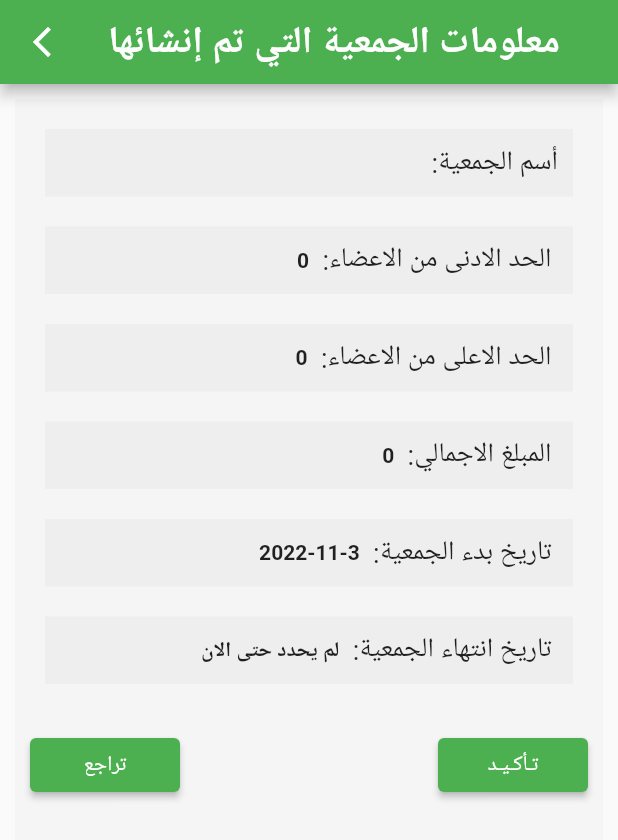
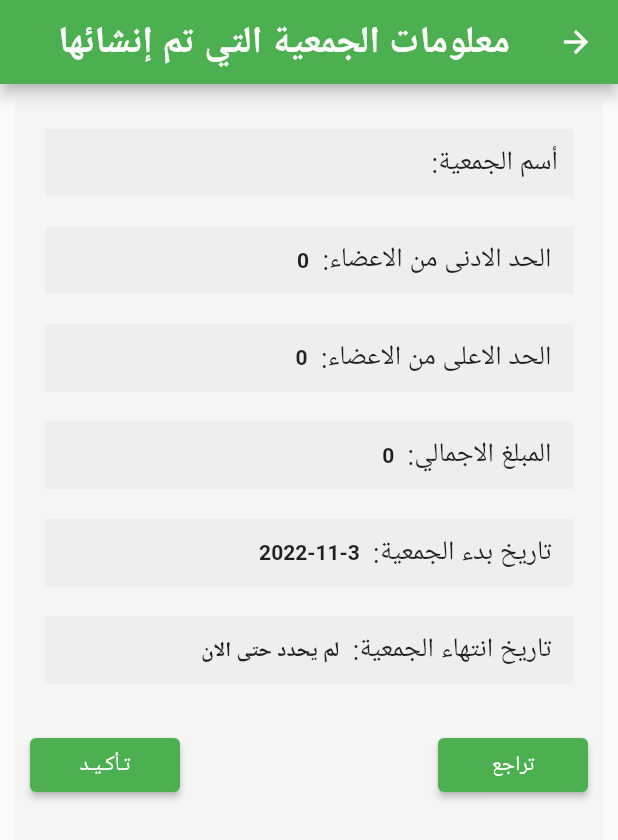
Before and after one commit to Hams-FA/Jamia, a Flutter app: the UserDetails screen opened directly with empty values, on a phone screen of 412 x 824 dp. Shown: the top 840 px of the screen. Run offline on Flutter 3.47's test engine with Material 2 defaults, Android fonts, the phone set to English and light mode, and no system bars; our stand-ins replace awesome_notifications, cloud_firestore, date_time_picker, firebase_auth, firebase_core, firebase_messaging and 7 more; missing offline and left inert: cron, flutter_stripe; accounts and stored records are empty.

Commit message:
تفاصيل الجمعية المنشأة design improved
+ chagne timinf to notificatin budget

```diff
--- a/sprint/lib/main.dart
+++ b/sprint/lib/main.dart
@@ -63,7 +63,7 @@ Future<void> main() async {
   final cron = Cron();
   //*/10 * * * * every 10 mins
   //in mounth 1 5 9 day 27 at 8:30
-  cron.schedule(Schedule.parse('30 8 27 1,5,9 * '), () async {
+  cron.schedule(Schedule.parse('30 8 1 * *'), () async {
     print('notification');
 
     await AwesomeNotifications().createNotification(
@@ -77,7 +77,7 @@ Future<void> main() async {
 //*/5 * * * * *
 //*/10 * * * * every 10 mins
 //30 8 2 * *
-  cron.schedule(Schedule.parse('30 8 2 * *'), () async {
+  cron.schedule(Schedule.parse('*/10 * * * * '), () async {
     print('notification budget');
 
     await AwesomeNotifications().createNotification(
--- a/sprint/lib/screens/user_details.dart
+++ b/sprint/lib/screens/user_details.dart
@@ -54,6 +54,8 @@ class _UserDetailsState extends State<UserDetails> {
   @override
   Widget build(BuildContext context) {
     return SafeArea(
+        child: Directionality(
+      textDirection: ui.TextDirection.rtl,
       child: Scaffold(
         appBar: AppBar(
             title: //Text('معلومات الجمعية التي تم إنشائها')
@@ -70,7 +72,7 @@ class _UserDetailsState extends State<UserDetails> {
                 onTap: () {
                   Navigator.pop(context);
                 },
-              child: Icon(Icons.arrow_back_ios_new))),
+                child: Icon(Icons.arrow_back))),
         body: Container(
           padding: EdgeInsets.all(10),
           margin: EdgeInsets.all(10),
@@ -282,6 +284,7 @@ class _UserDetailsState extends State<UserDetails> {
             ],
           ),
         ),
+      ),
     ));
   }
 
```
Lines whose indentation alone changed are shown as unchanged.
